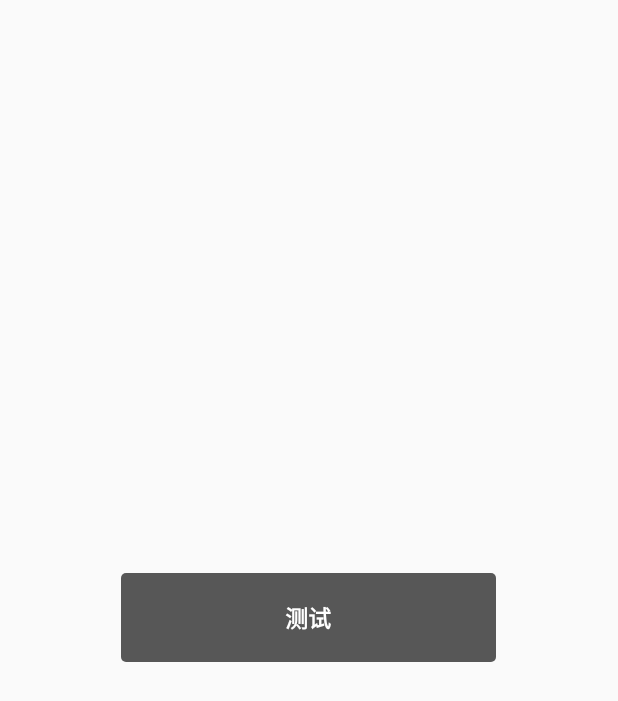
After one commit to jiwenjie/CurriculumForAndroid, an Android app: the layout item_my_toast.xml on its own in the app's theme, with its tools: preview values and no code run, on a phone screen of 412 x 824 dp. The commit adds this screen. Shown: the top 701 px of the screen. Run offline under Robolectric (Android 15) with nearby library versions, the phone set to English and light mode, and no system bars; network calls fail.

Commit message:
修改了点击退出时的toast样式

```diff
--- a/app/src/main/java/com/example/root/curriculum/bean/Users.java
+++ b/app/src/main/java/com/example/root/curriculum/bean/Users.java
@@ -19,7 +19,7 @@ import java.security.NoSuchAlgorithmException;
  */
 public class Users implements Serializable {
 
-    private static final long serialVersionUID = -7060210544600464481L;
+//    private static final long serialVersionUID = -7060210544600464481L;
     private String username;
     private String password;
     private SharedPreferences share;
--- a/app/src/main/java/com/example/root/curriculum/util/JsonThread.java
+++ b/app/src/main/java/com/example/root/curriculum/util/JsonThread.java
@@ -64,6 +64,7 @@ public class JsonThread implements Runnable {
                     reader.close();
                     conn.disconnect();
                     JSONObject obj = new JSONObject(strBuilder.toString());
+//                    String event = obj.getString("event");
                     Log.v("info", "=====================================信息发送成功===================================");
                     Message msg = new Message();
                     msg.obj = obj;
--- /dev/null
+++ b/app/src/main/res/drawable/bg_toast.xml
@@ -0,0 +1,5 @@
+<?xml version="1.0" encoding="utf-8"?>
+<shape xmlns:android="http://schemas.android.com/apk/res/android">
+    <solid android:color="@color/alpha_65_black" />
+    <corners android:radius="3dp" />
+</shape>
--- /dev/null
+++ b/app/src/main/res/layout/item_my_toast.xml
@@ -0,0 +1,22 @@
+<?xml version="1.0" encoding="utf-8"?>
+<LinearLayout
+    xmlns:android="http://schemas.android.com/apk/res/android"
+    android:layout_width="250dp"
+    android:layout_height="wrap_content"
+    android:layout_gravity="center"
+    android:background="@drawable/bg_toast" >
+
+
+    <TextView
+        android:padding="@dimen/sp_18"
+        android:id="@+id/dis_toast"
+        android:layout_gravity="center"
+        android:gravity="center"
+        android:textStyle="bold"
+        android:textSize="15dp"
+        android:textColor="@color/white"
+        android:text="测试"
+        android:layout_width="match_parent"
+        android:layout_height="wrap_content" />
+
+</LinearLayout>
```
Also changed, not shown: app/src/main/java/com/example/root/curriculum/activity/MainActivity.java (+21 -3 lines).
